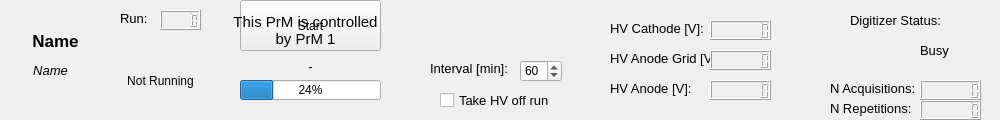
Above: sbndprmdaq/controls.ui from marcodeltutto/SBNDPurityMonitorDAQ before the change. Below: the same form after it.
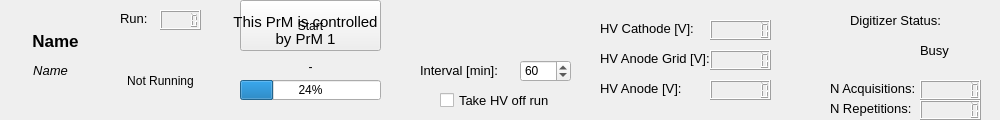
That is the form after the change. Icons and pictures are not drawn. Custom widgets are drawn as their Qt base class.

The edit to the form file:
```diff
--- a/sbndprmdaq/controls.ui
+++ b/sbndprmdaq/controls.ui
@@ -220,9 +220,9 @@
    <widget class="QLabel" name="_cathode_hv_label">
     <property name="geometry">
      <rect>
-      <x>610</x>
+      <x>600</x>
       <y>20</y>
-      <width>101</width>
+      <width>111</width>
       <height>16</height>
      </rect>
     </property>
@@ -238,9 +238,9 @@
    <widget class="QLabel" name="_anode_hv_label">
     <property name="geometry">
      <rect>
-      <x>610</x>
+      <x>600</x>
       <y>80</y>
-      <width>101</width>
+      <width>111</width>
       <height>16</height>
      </rect>
     </property>
@@ -379,9 +379,9 @@
    <widget class="QLabel" name="_anodegrid_hv_label">
     <property name="geometry">
      <rect>
-      <x>610</x>
+      <x>600</x>
       <y>50</y>
-      <width>101</width>
+      <width>111</width>
       <height>16</height>
      </rect>
     </property>
@@ -529,7 +529,7 @@
      <rect>
       <x>520</x>
       <y>60</y>
-      <width>42</width>
+      <width>51</width>
       <height>22</height>
      </rect>
     </property>
@@ -549,10 +549,10 @@
     </property>
     <property name="geometry">
      <rect>
-      <x>430</x>
+      <x>420</x>
       <y>60</y>
-      <width>81</width>
-      <height>16</height>
+      <width>91</width>
+      <height>21</height>
      </rect>
     </property>
     <property name="font">
```
